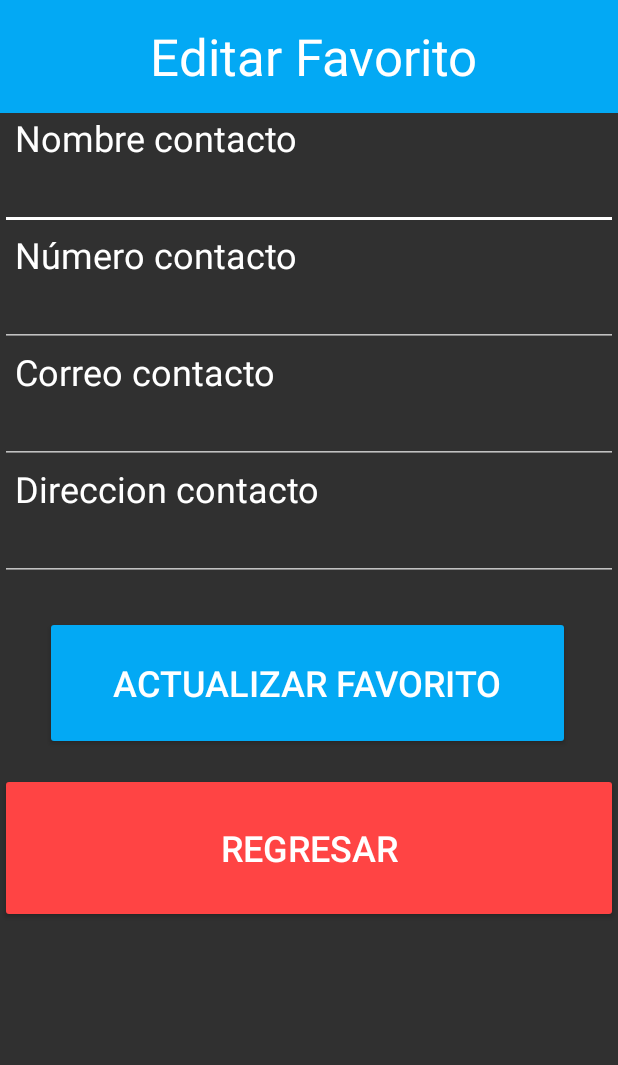
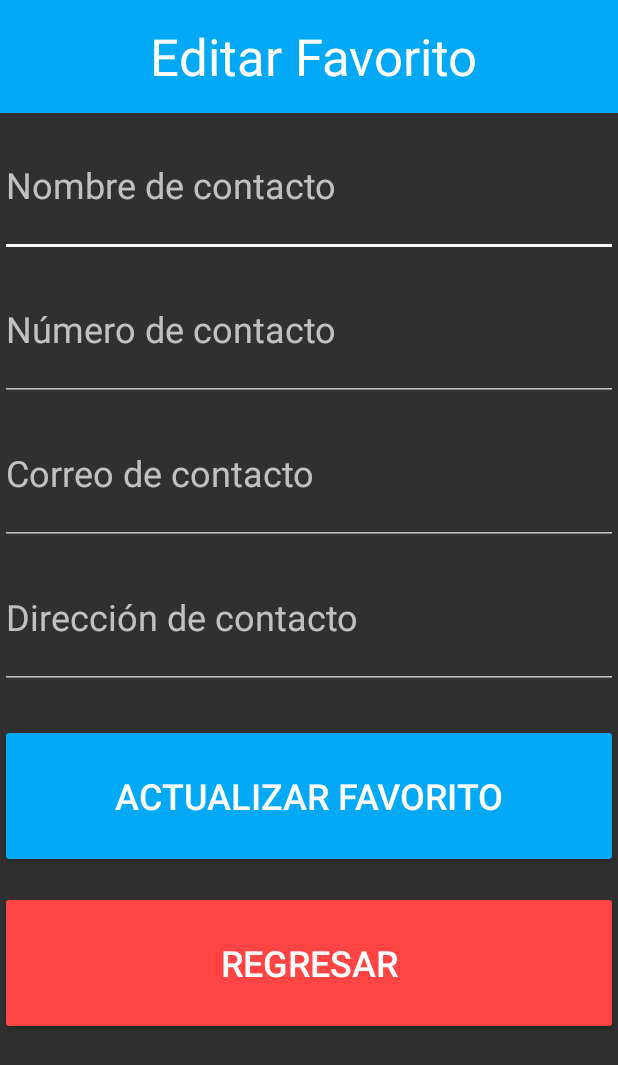
Before and after one commit to aagv2004/SecAlarm, an Android app: the editarFavorito screen opened directly, with no data from a screen before it, on a phone screen of 412 x 824 dp. Shown: the top 1065 px of the screen. Run offline under Robolectric (Android 15) with nearby library versions, the phone set to English and light mode, and no system bars.

Commit message:
Version 3.0.6: Netamente ajustes visuales y detalles de visualización

```diff
--- a/app/src/main/res/layout/activity_accesibilidad.xml
+++ b/app/src/main/res/layout/activity_accesibilidad.xml
@@ -14,11 +14,11 @@
         android:layout_width="match_parent"
         android:layout_height="wrap_content"
         android:background="@color/lightBlue"
-        android:minHeight="?attr/actionBarSize"
+        android:minHeight="70dp"
         android:theme="@style/Theme.MyApplication"
         app:title="Ajustes Accesibilidad"
-        app:titleMarginStart="100dp"
-        app:titleTextAppearance="@style/TextAppearance.AppCompat.Title"
+        app:titleMarginStart="65dp"
+        app:titleTextAppearance="@style/TextAppearance.AppCompat.Display1"
         app:titleTextColor="@color/white"/>
 
 
--- a/app/src/main/res/layout/activity_editar_favorito.xml
+++ b/app/src/main/res/layout/activity_editar_favorito.xml
@@ -21,64 +21,39 @@
         app:titleTextAppearance="@style/TextAppearance.AppCompat.Display1"
         app:titleTextColor="@color/white" />
 
-    <TextView
-        android:id="@+id/textView8"
-        android:layout_width="match_parent"
-        android:layout_height="wrap_content"
-        android:text="Nombre contacto"
-        android:textAlignment="viewStart"
-        android:textSize="24sp"
-        android:translationX="10dp" />
-
     <EditText
         android:id="@+id/nombreFavoritoNew"
         android:layout_width="match_parent"
-        android:layout_height="wrap_content"
+        android:layout_height="96dp"
+        android:textSize="24sp"
+        android:hint="Nombre de contacto"
         android:ems="10"
         android:inputType="text" />
-
-    <TextView
-        android:id="@+id/textView9"
-        android:layout_width="match_parent"
-        android:layout_height="wrap_content"
-        android:text="Número contacto"
-        android:textSize="24sp"
-        android:translationX="10dp" />
 
     <EditText
         android:id="@+id/fonoFavoritoNew"
         android:layout_width="match_parent"
-        android:layout_height="wrap_content"
+        android:layout_height="96dp"
+        android:hint="Número de contacto"
+        android:textSize="24sp"
         android:ems="10"
         android:inputType="phone" />
-
-    <TextView
-        android:id="@+id/textView10"
-        android:layout_width="match_parent"
-        android:layout_height="wrap_content"
-        android:text="Correo contacto"
-        android:textSize="24sp"
-        android:translationX="10dp" />
 
     <EditText
         android:id="@+id/correoFavoritoNew"
         android:layout_width="match_parent"
-        android:layout_height="wrap_content"
+        android:layout_height="96dp"
+        android:hint="Correo de contacto"
+        android:textSize="24sp"
         android:ems="10"
         android:inputType="textEmailAddress" />
-
-    <TextView
-        android:id="@+id/textView11"
-        android:layout_width="match_parent"
-        android:layout_height="wrap_content"
-        android:text="Direccion contacto"
-        android:textSize="24sp"
-        android:translationX="10dp" />
 
     <EditText
         android:id="@+id/direccionFavoritoNew"
         android:layout_width="match_parent"
-        android:layout_height="wrap_content"
+        android:layout_height="96dp"
+        android:hint="Dirección de contacto"
+        android:textSize="24sp"
         android:ems="10"
         android:inputType="textPostalAddress" />
 
@@ -88,12 +63,12 @@
 
     <Button
         android:id="@+id/btnActualizarFav"
-        android:layout_width="350dp"
-        android:layout_height="89dp"
+        android:layout_width="match_parent"
+        android:layout_height="96dp"
         android:backgroundTint="@color/lightBlue"
         android:text="Actualizar Favorito"
-        android:textSize="24sp"
-        android:translationX="30dp" />
+        android:textColor="@color/white"
+        android:textSize="24sp" />
 
     <Space
         android:layout_width="match_parent"
@@ -102,9 +77,10 @@
     <Button
         android:id="@+id/button2"
         android:layout_width="match_parent"
-        android:layout_height="100dp"
+        android:layout_height="96dp"
         android:backgroundTint="@android:color/holo_red_light"
         android:onClick="ajusteContactos"
+        android:textColor="@color/white"
         android:text="Regresar"
         android:textSize="24sp" />
 </LinearLayout>
--- a/app/src/main/res/values/strings.xml
+++ b/app/src/main/res/values/strings.xml
@@ -24,4 +24,5 @@
     <string name="ajustes_contactos">Ajustes Contactos</string>
     <string name="revisar_accidentes">Revisar Accidentes</string>
     <string name="preferido">Preferido</string>
+    <string name="regresar">Regresar</string>
 </resources>
```
Also changed, not shown: app/src/main/res/layout/activity_agregar_contactos.xml (+14 -26 lines), app/src/main/res/layout/activity_agregar_favorito.xml (+7 -6 lines), app/src/main/res/layout/activity_contactos.xml (+8 -0 lines), app/src/main/res/layout/activity_lista_contactos.xml (+14 -11 lines).
